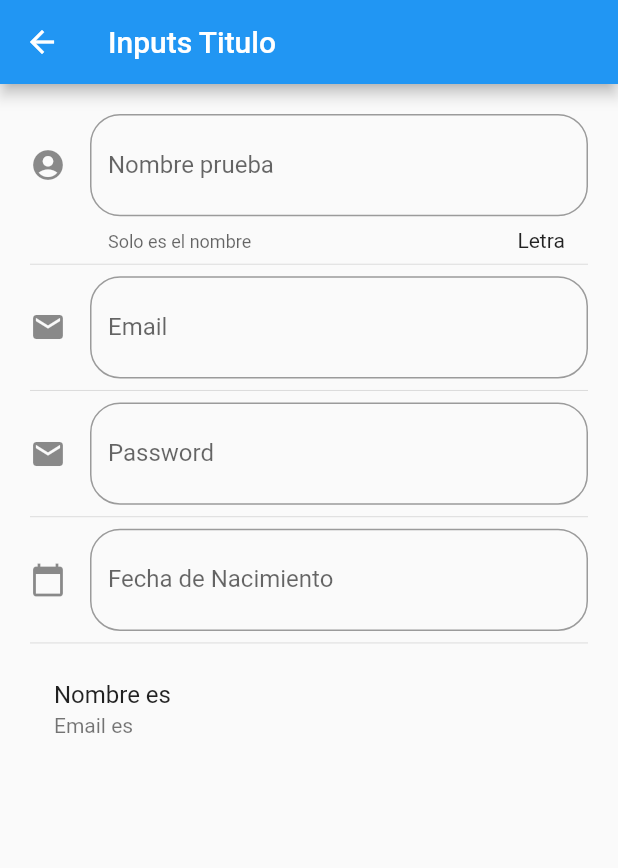
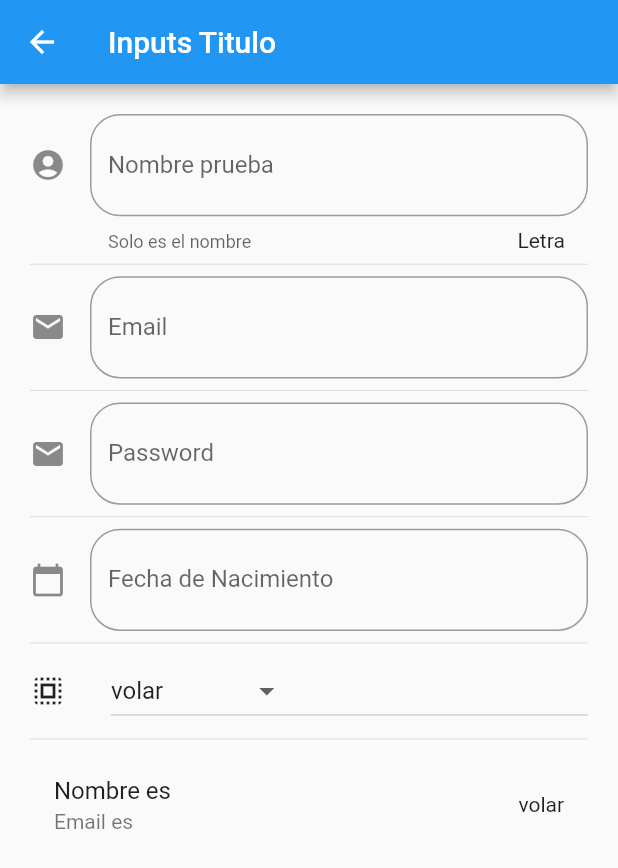
Before and after one commit to kervisvasquez1993/componentes-flutter, a Flutter app: the InputPage screen opened by its route, on a phone screen of 412 x 824 dp. Shown: the top 868 px of the screen. Run offline on Flutter 3.47's test engine with Material 2 defaults, Android fonts, the phone set to English and light mode, and no system bars.

Commit message:
agregamos la seccion de selector

```diff
--- a/lib/src/pages/input_page.dart
+++ b/lib/src/pages/input_page.dart
@@ -9,6 +9,8 @@ class _InputPageState extends State<InputPage> {
   String _nombre = '';
   String _email = '';
   String _fecha = '';
+  String _opcionSelecionada = 'volar';
+  List<String> _poderes = ['volar', 'rayos x', 'super aliento', 'super fuerza'];
   TextEditingController _inputFieldDateController = new TextEditingController();
   @override
   Widget build(BuildContext context) {
@@ -26,6 +28,8 @@ class _InputPageState extends State<InputPage> {
           _crearPassword(),
           Divider(),
           _crearFecha(context),
+          Divider(),
+          _crearDropdown(),
           Divider(),
           _crearPersona(),
         ],
@@ -58,6 +62,7 @@ class _InputPageState extends State<InputPage> {
     return ListTile(
       title: Text('Nombre es $_nombre'),
       subtitle: Text('Email es $_email'),
+      trailing: Text(_opcionSelecionada),
     );
   }
 
@@ -113,6 +118,18 @@ class _InputPageState extends State<InputPage> {
     );
   }
 
+  List<DropdownMenuItem<String>> getOpcionesDropdown() {
+    List<DropdownMenuItem<String>> lista = new List();
+    _poderes.forEach((poder) {
+      lista.add(DropdownMenuItem(
+        //configuraciones del menu items
+        child: Text(poder),
+        value: poder,
+      ));
+    });
+    return lista;
+  }
+
   _selectDate(BuildContext context) async {
     DateTime picked = await showDatePicker(
         context: context,
@@ -127,4 +144,24 @@ class _InputPageState extends State<InputPage> {
       });
     }
   }
+
+  Widget _crearDropdown() {
+    return Row(
+      children: <Widget>[
+        Icon(Icons.select_all),
+        SizedBox(width: 30.0),
+        Expanded(
+          child: DropdownButton(
+            value: _opcionSelecionada,
+            items: getOpcionesDropdown(),
+            onChanged: (opt) {
+              setState(() {
+                _opcionSelecionada = opt;
+              });
+            },
+          ),
+        )
+      ],
+    );
+  }
 }
```
Also changed, not shown: lib/src/pages/slider_page.dart (added).
